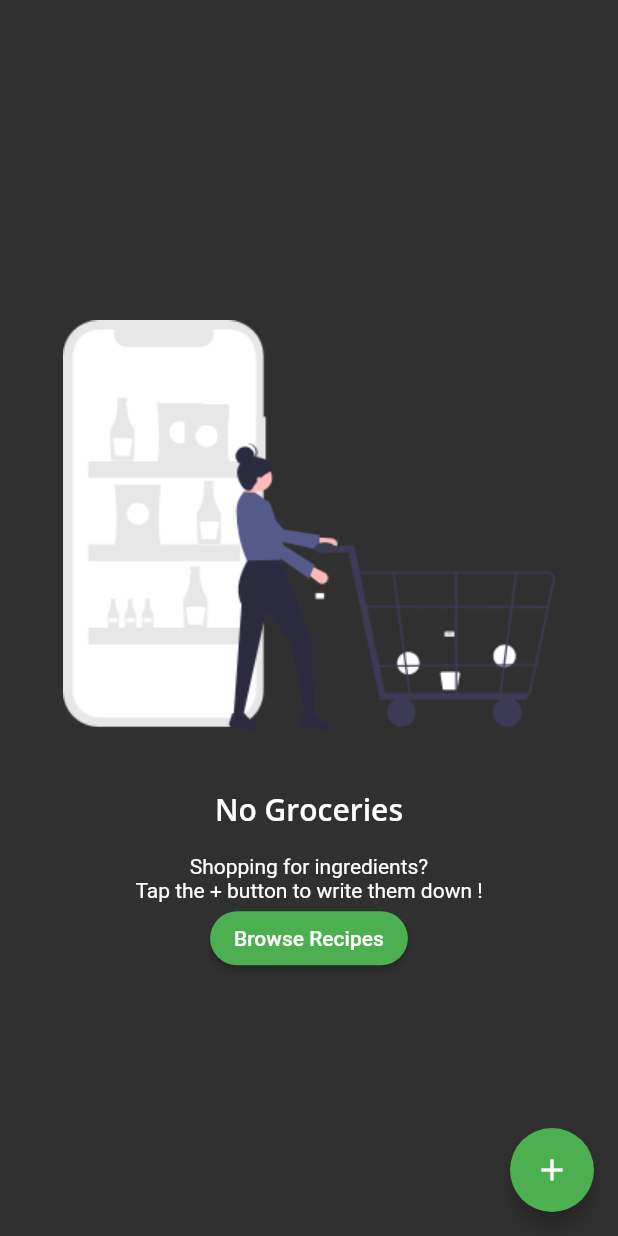
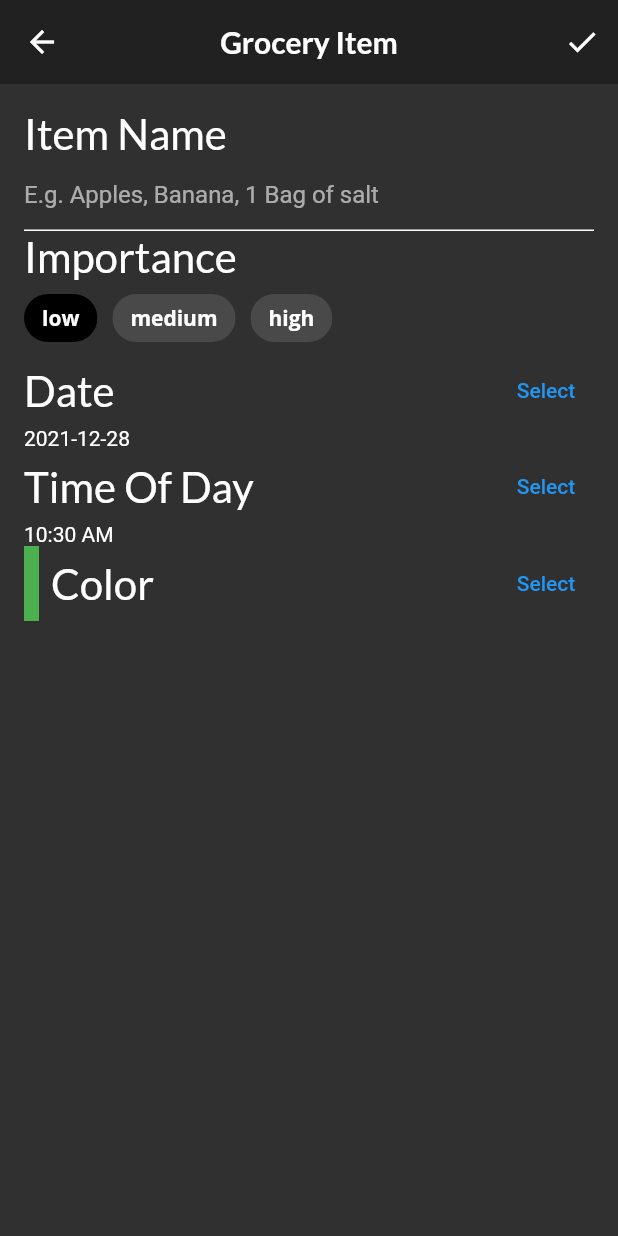
Before and after one commit to jognagram/fooderApp, a Flutter app: the GroceryScreen screen opened directly, after a tap on the "add" icon, on a phone screen of 412 x 824 dp. Run offline on Flutter 3.47's test engine with Material 2 defaults, Android fonts, the phone set to English and light mode, and no system bars; our stand-ins replace flutter_colorpicker, google_fonts.

Commit message:
Grocery_item_screen

```diff
--- /dev/null
+++ b/lib/screens/grocery_item_screen.dart
@@ -0,0 +1,296 @@
+import 'package:flutter/material.dart';
+import 'package:flutter_colorpicker/flutter_colorpicker.dart';
+import 'package:fooder_app/models/models.dart';
+import 'package:google_fonts/google_fonts.dart';
+import 'package:intl/intl.dart';
+
+class GroceryItemScreen extends StatefulWidget {
+
+  final Function(GroceryItem) onCreate;
+  final Function(GroceryItem) onUpdate;
+  final GroceryItem? originalItem;
+  final bool isUpdating;
+  const GroceryItemScreen({
+    Key? key,
+    required this.onCreate,
+    required this.onUpdate,
+    this.originalItem,
+  }) : isUpdating = (originalItem != null), super(key: key);
+
+  @override
+  _GroceryItemScreenState createState() => _GroceryItemScreenState();
+}
+
+class _GroceryItemScreenState extends State<GroceryItemScreen> {
+  final _nameController = TextEditingController();
+  String _name = '';
+  Importance _importance = Importance.low;
+  DateTime _dueDate = DateTime.now();
+  TimeOfDay _timeOfDay = TimeOfDay.now();
+  Color _currentColor = Colors.green;
+  int _currentSliderValue = 0;
+
+  @override
+  void initState() {
+    super.initState();
+
+    final originalItem = widget.originalItem;
+    if (originalItem != null) {
+      _nameController.text = originalItem.name;
+      _name = originalItem.name;
+      _currentSliderValue = originalItem.quantity;
+      _importance = originalItem.importance;
+      _currentColor = originalItem.color;
+      final date = originalItem.date;
+      _timeOfDay = TimeOfDay(hour: date.hour, minute: date.minute);
+      _dueDate = date;
+    }
+
+    _nameController.addListener(() { setState(() {
+      _name = _nameController.text;
+    });});
+  }
+
+  @override
+  void dispose() {
+    _nameController.dispose();
+    super.dispose();
+  }
+  @override
+  Widget build(BuildContext context) {
+    return Scaffold(
+      appBar: AppBar(
+        actions: [
+          IconButton(
+            icon: const Icon(Icons.check),
+            onPressed: () {
+
+            },
+          )
+        ],
+        elevation: 0.0,
+        title: Text(
+          'Grocery Item',
+          style: GoogleFonts.lato(fontWeight: FontWeight.w600),
+        ),
+        centerTitle: true,
+      ),
+
+      body: Container(
+        padding: const EdgeInsets.all(16.0),
+        child: ListView(
+         children: [
+           buildNameField(),
+           buildImportanceField(),
+           buildDateField(context),
+           buildTimeField(context),
+           buildColorPicker(context),
+         ],
+        ),
+      ),
+    );
+  }
+
+  Widget buildNameField() {
+    return Column(
+      crossAxisAlignment: CrossAxisAlignment.start,
+      children: [
+        Text (
+          'Item Name',
+          style: GoogleFonts.lato(fontSize: 28.0),
+        ),
+
+        TextField(
+          controller: _nameController,
+          cursorColor: _currentColor,
+          decoration: InputDecoration(
+            hintText: 'E.g. Apples, Banana, 1 Bag of salt',
+            enabledBorder: const UnderlineInputBorder(
+                borderSide: BorderSide(color: Colors.white)
+            ),
+            focusedBorder:  UnderlineInputBorder(
+              borderSide: BorderSide(color: _currentColor),
+            ),
+            border: UnderlineInputBorder(
+              borderSide: BorderSide(color: _currentColor),
+            ),
+          ),
+        )
+      ],
+    );
+  }
+
+  Widget buildImportanceField() {
+    return Column(
+      crossAxisAlignment: CrossAxisAlignment.start,
+      children: [
+        Text(
+          'Importance',
+          style: GoogleFonts.lato(fontSize: 28.0),
+        ),
+
+        Wrap(
+          spacing: 10.0,
+          children: [
+            ChoiceChip(
+              selectedColor: Colors.black,
+              selected: _importance == Importance.low,
+              label: const Text(
+                'low',
+                style: TextStyle(color: Colors.white),
+              ),
+              onSelected: (selected) {
+                setState(() => _importance = Importance.low);
+              },
+            ),
+
+            ChoiceChip(
+              selectedColor: Colors.black,
+              selected: _importance == Importance.medium,
+              label: const Text(
+                'medium',
+                style: TextStyle(color: Colors.white),
+              ),
+              onSelected: (selected) {
+                setState(() => _importance = Importance.medium);
+              },
+            ),
+
+            ChoiceChip(
+              selectedColor: Colors.black,
+              selected: _importance == Importance.high,
+              label: const Text(
+                'high',
+                style: TextStyle(color: Colors.white),
+              ),
+              onSelected: (selected) {
+                setState(() => _importance = Importance.high);
+              },
+            ),
+          ],
+        )
+      ],
+    );
+  }
+
+  Widget buildDateField(BuildContext context) {
+    return Column(
+      crossAxisAlignment: CrossAxisAlignment.start,
+      children: [
+        Row(
+          mainAxisAlignment: MainAxisAlignment.spaceBetween,
+          children: [
+            Text(
+              'Date',
+              style: GoogleFonts.lato(fontSize: 28.0),
+            ),
+
+            TextButton(
+              child: const Text('Select'),
+              onPressed: () async {
+                final currentDate = DateTime.now();
+
+                final selectedDate = await showDatePicker(
+                  context: context,
+                  initialDate: currentDate,
+                  firstDate: currentDate,
+                  lastDate: DateTime(currentDate.year + 5),
+                );
+
+                setState(() {
+                  if (selectedDate != null) {
+                    _dueDate = selectedDate;
+                  }
+                });
+              },
+            ),
+          ],
+        ),
+
+        Text("${DateFormat('yyy-MM-dd').format(_dueDate)}"),
+      ],
+    );
+  }
+
+  Widget buildTimeField(BuildContext context) {
+    return Column(
+      crossAxisAlignment: CrossAxisAlignment.start,
+      children: [
+        Row(
+          mainAxisAlignment: MainAxisAlignment.spaceBetween,
+          children: [
+            Text(
+              'Time Of Day',
+              style: GoogleFonts.lato(fontSize: 28.0),
+            ),
+            TextButton(
+              child: const Text('Select'),
+              onPressed: () async {
+                final timeOfDay = await showTimePicker(
+                  initialTime: TimeOfDay.now(),
+                  context: context,
+                );
+
+                setState(() {
+                  if (timeOfDay != null) {
+                    _timeOfDay = timeOfDay;
+                  }
+                });
+              },
+            )
+          ],
+        ),
+        Text('${_timeOfDay.format(context)}'),
+      ],
+    );
+  }
+
+  Widget buildColorPicker(BuildContext context) {
+    return Row(
+      mainAxisAlignment: MainAxisAlignment.spaceBetween,
+      children: [
+        Row(
+          children: [
+            Container(
+              height: 50.0,
+              width: 10.0,
+              color: _currentColor,
+            ),
+            const SizedBox(width: 8.0,),
+            Text(
+              'Color',
+              style: GoogleFonts.lato(fontSize: 28.0),
+            ),
+          ],
+        ),
+
+        TextButton(
+          child: const Text('Select'),
+          onPressed: () {
+            showDialog(
+              context: context,
+              builder: (context) {
+                return AlertDialog(
+                  content: BlockPicker(
+                    pickerColor: Colors.white,
+                    onColorChanged: (color) {
+                      setState(() => _currentColor = color);
+                    },
+                  ),
+                  actions: [
+                    TextButton(
+                      child: const Text('Save'),
+                      onPressed: () {
+                        Navigator.of(context).pop();
+                      },
+                    )
+                  ],
+                );
+              }
+            );
+          },
+        )
+      ],
+    );
+  }
+}
--- a/lib/screens/grocery_screen.dart
+++ b/lib/screens/grocery_screen.dart
@@ -14,20 +14,20 @@ class GroceryScreen extends StatelessWidget {
       floatingActionButton: FloatingActionButton(
         child: const Icon(Icons.add),
         onPressed: () {
-          // // final manager = Provider.of<GroceryManager>(
-          // //   context,
-          // //   listen: false, );
-          // // Navigator.push(context,
-          // //  MaterialPageRoute(
-          // //   builder: (context) => GroceryItemScreen(
-          // //     onCreate: (item) {
-          // //       manager.addItem(item);
-          // //       Navigator.pop(context);
-          // //     },
-          // //     onUpdate: (item) {},
-          // //   ),
-          // //  )
-          // );
+          final manager = Provider.of<GroceryManager>(
+            context,
+            listen: false, );
+          Navigator.push(context,
+           MaterialPageRoute(
+            builder: (context) => GroceryItemScreen(
+              onCreate: (item) {
+                manager.addItem(item);
+                Navigator.pop(context);
+              },
+              onUpdate: (item) {},
+            ),
+           )
+          );
         },
       ),
       body: buildGroceryScreen(),
```
